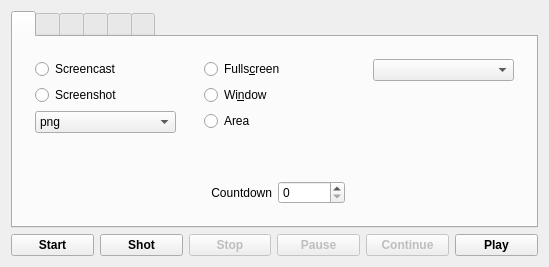
Old version of the form mainwindow.ui in the repository vkohaupt/vokoscreenNG.
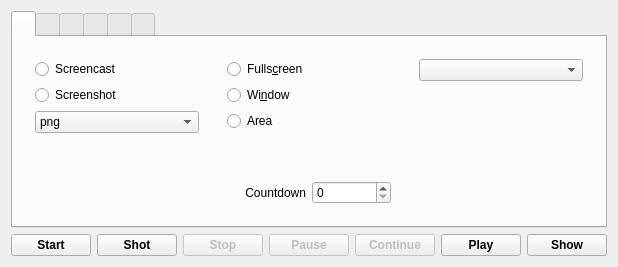
New version of the form. Icons and pictures are not drawn.

Commit message: add screenshot widgets

What changed in the file:
```diff
--- a/mainwindow.ui
+++ b/mainwindow.ui
@@ -968,6 +968,19 @@
         </property>
        </widget>
       </item>
+      <item>
+       <widget class="QPushButton" name="pushButtonShow">
+        <property name="font">
+         <font>
+          <weight>75</weight>
+          <bold>true</bold>
+         </font>
+        </property>
+        <property name="text">
+         <string>Show</string>
+        </property>
+       </widget>
+      </item>
      </layout>
     </item>
    </layout>
```
The commit also changes 1 other file.
